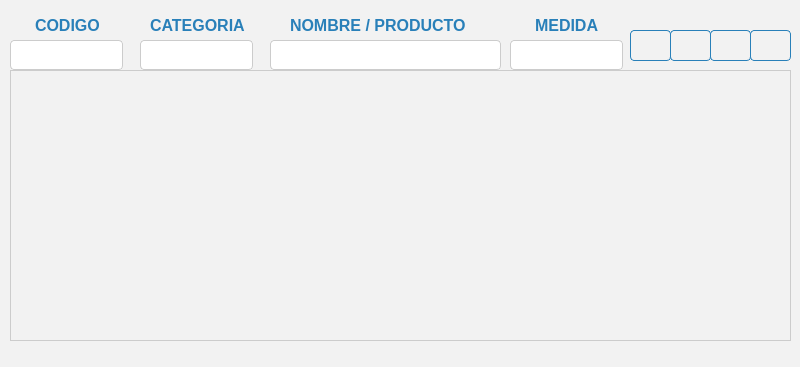
Old version of the form Inventario de almacen/ui/FrmProductos.ui in the repository CodeDrTech/DevelopPython.
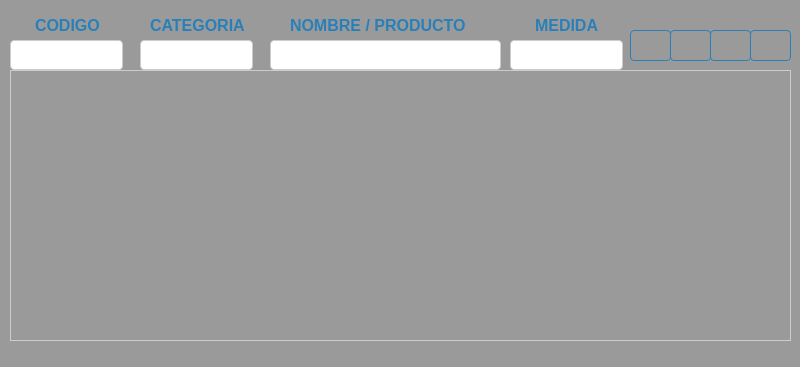
New version of the form. Icons and pictures are not drawn.

The edit to the form file:
```diff
--- a/Inventario de almacen/ui/FrmProductos.ui
+++ b/Inventario de almacen/ui/FrmProductos.ui
@@ -18,7 +18,7 @@
   </property>
   <property name="styleSheet">
    <string notr="true">QWidget {
-    background-color: #f2f2f2;
+    background-color: #9a9a9a;
 }
 </string>
   </property>
@@ -34,7 +34,7 @@
     </property>
     <property name="styleSheet">
      <string notr="true">QTableView {
-    background-color: #f2f2f2;
+    background-color: #9a9a9a;
     border: 1px solid #cccccc;
     selection-background-color: #3498db;
     selection-color: #ffffff;
@@ -417,7 +417,7 @@
     </property>
     <property name="styleSheet">
      <string notr="true">QWidget {
-    background-color: #f2f2f2;
+    background-color: #9a9a9a;
 }
 
 QLabel {
@@ -449,7 +449,7 @@
     </property>
     <property name="styleSheet">
      <string notr="true">QWidget {
-    background-color: #f2f2f2;
+    background-color: #9a9a9a;
 }
 
 QLabel {
@@ -481,7 +481,7 @@
     </property>
     <property name="styleSheet">
      <string notr="true">QWidget {
-    background-color: #f2f2f2;
+    background-color: #9a9a9a;
 }
 
 QLabel {
@@ -513,7 +513,7 @@
     </property>
     <property name="styleSheet">
      <string notr="true">QWidget {
-    background-color: #f2f2f2;
+    background-color: #9a9a9a;
 }
 
 QLabel {
```
